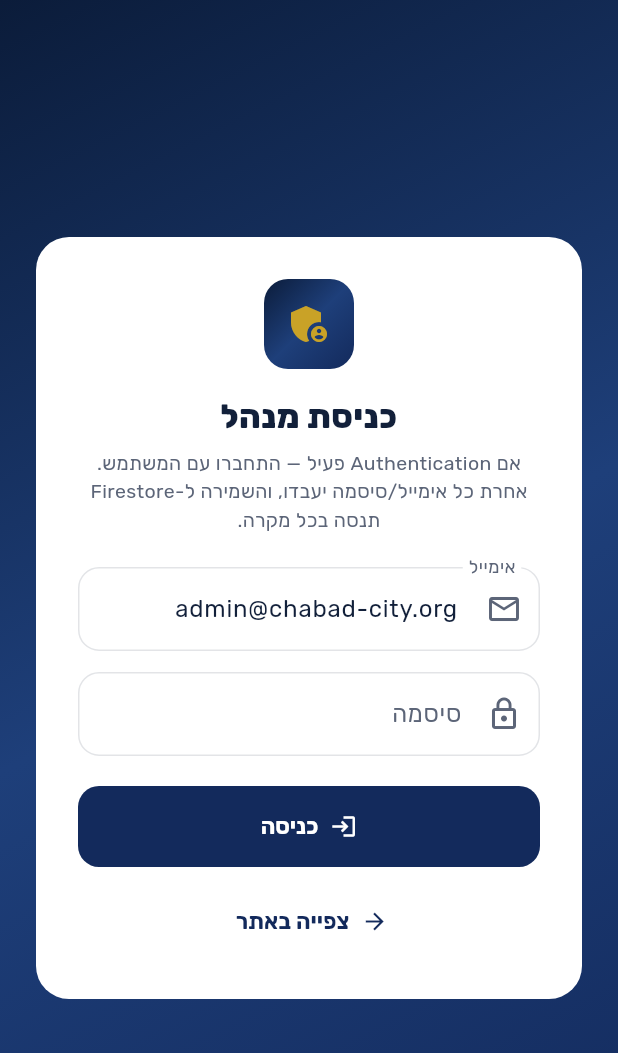
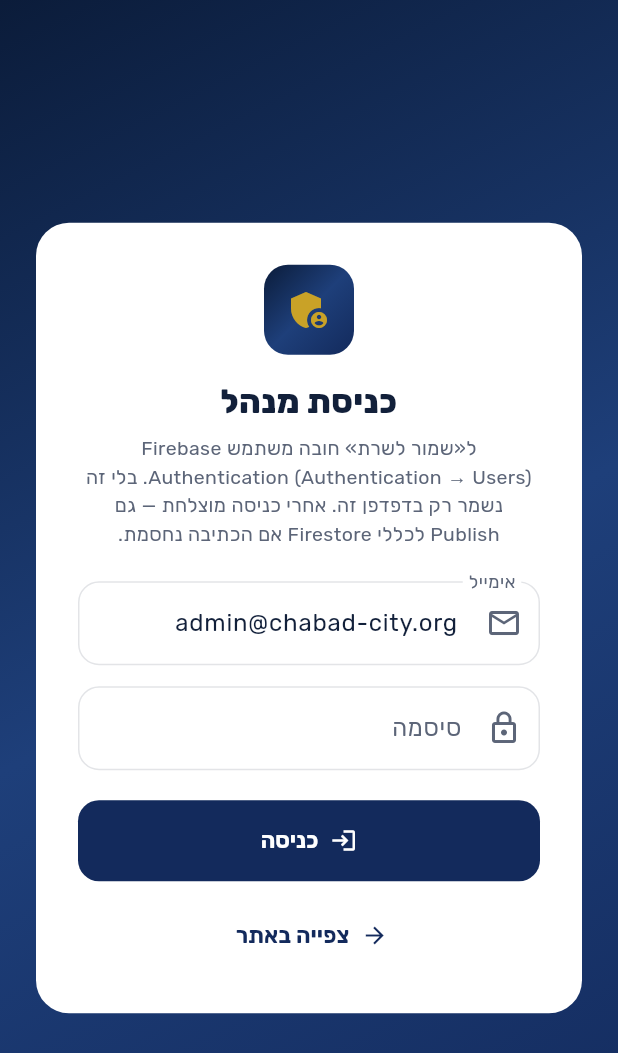
Before and after one commit to shneurGreenberg/chabad-site, a Flutter app: the AdminLogin screen opened directly, on a phone screen of 412 x 824 dp. Shown: the top 1053 px of the screen. Run offline on Flutter 3.47's test engine with Material 3 defaults, Android fonts, the phone set to English and light mode, and no system bars; drawn by our look-alikes of flutter_animate; our stand-ins replace cloud_firestore, firebase_auth, firebase_core, flutter_html, go_router, google_fonts and 2 more; missing offline and left inert: dart:js_interop; accounts and stored records are empty; network calls fail.

Commit message:
Fix boot flash, Torah video freeze, and cloud Auth UX.
Keep the splash until IndexedDB hydrate and cloud pull finish so seed
Kedoshim/old emblem branding is not painted as live content. Default to
the community emblem, tear down YouTube iframes before dialog pop (PopScope
gate) so closing a shiur no longer freezes Flutter web, clarify Firebase
Auth requirements for save-to-server, and cache-bust stale service workers.

```diff
--- a/lib/data/repository.dart
+++ b/lib/data/repository.dart
@@ -113,36 +113,31 @@ class AppRepository extends ChangeNotifier {
     }
 
     _hydrated = true;
-    _cloudPulled = true; // Mark as pulled immediately to show UI
-    _notifyUi(); // Show UI with hydrated seed data
-
-    // Continue loading in background without blocking UI
-    _loadBackgroundData();
-  }
-
-  Future<void> _loadBackgroundData() async {
-    // Await cloud pull (timeout) so a late UTC location cannot overwrite after zmanim.
+    // Keep splash until cloud finishes (or times out). Marking ready early painted
+    // seed defaults (legacy emblem / stale parsha) as if they were live content.
     try {
       await _pullCloud().timeout(const Duration(seconds: 8));
     } catch (e) {
       debugPrint('Cloud pull failed/timed out: $e');
-      _cloudPulled = true;
-    }
+    }
+    _cloudPulled = true;
     _notifyUi();
 
-    // Load Kaddish graves
+    // Kaddish + live zmanim in background — do not block first real paint.
+    unawaited(_loadBackgroundData());
+  }
+
+  Future<void> _loadBackgroundData() async {
     try {
       await _loadKaddishGraves();
     } catch (e) {
       debugPrint('Kaddish graves load failed: $e');
     }
 
-    // After hydrate + cloud, always refresh zmanim/shabbat from network (wins over seed).
     try {
       await refreshTimes();
     } catch (e) {
       debugPrint('Failed to refresh times: $e');
-      // Keep seed data on error
     }
     _notifyUi();
   }
@@ -2427,14 +2422,20 @@ class AppRepository extends ChangeNotifier {
     notifyListeners();
   }
 
+  static const _defaultEmblemAsset = 'assets/images/community-emblem.png';
+  static const _legacyEmblemAsset = 'assets/images/chabad-emblem.png';
+
+  bool _isPackagedEmblem(String? url) =>
+      url == _defaultEmblemAsset || url == _legacyEmblemAsset;
+
   Uint8List? emblemBytes;
-  String? emblemUrl = 'assets/images/chabad-emblem.png';
+  String? emblemUrl = _defaultEmblemAsset;
 
   bool get hasCustomEmblem =>
       (emblemBytes != null && emblemBytes!.isNotEmpty) ||
       (emblemUrl != null &&
           emblemUrl!.isNotEmpty &&
-          emblemUrl != 'assets/images/chabad-emblem.png');
+          !_isPackagedEmblem(emblemUrl));
 
   void setEmblemImage(Uint8List bytes) {
     emblemBytes = compressSiteImage(bytes);
@@ -2460,7 +2461,7 @@ class AppRepository extends ChangeNotifier {
 
   void clearEmblem() {
     emblemBytes = null;
-    emblemUrl = 'assets/images/chabad-emblem.png';
+    emblemUrl = _defaultEmblemAsset;
     unawaited(persistDelete('${_imgPrefix}emblem:logo'));
     notifyListeners();
   }
@@ -2701,7 +2702,7 @@ class AppRepository extends ChangeNotifier {
     }
     final emblem = '${m['emblemUrl'] ?? ''}'.trim();
     if (emblem.isNotEmpty) {
-      final incomingDefault = emblem == 'assets/images/chabad-emblem.png';
+      final incomingDefault = _isPackagedEmblem(emblem);
       if (!incomingDefault || !_hasBytes(emblemBytes)) {
         emblemUrl = emblem;
       }
@@ -3553,7 +3554,7 @@ class AppRepository extends ChangeNotifier {
       if (!hasCustomEmblem &&
           emblemUrlKeep != null &&
           emblemUrlKeep.isNotEmpty &&
-          emblemUrlKeep != 'assets/images/chabad-emblem.png') {
+          !_isPackagedEmblem(emblemUrlKeep)) {
         emblemUrl = emblemUrlKeep;
       }
       _rememberDiskMeta({
--- a/lib/l10n/strings.dart
+++ b/lib/l10n/strings.dart
@@ -213,10 +213,10 @@ const Map<String, Map<String, String>> _strings = {
     'en': 'Candle lighting',
     'ru': 'Зажигание свечей'
   },
-  'zmanim.havdala': {'he': 'צאת השבת', 'en': 'Havdalah / Shabbat ends', 'ru': 'Исход субботы'},
+  'zmanim.havdala': {'he': 'מוצאי שבת', 'en': 'Motzaei Shabbat / Havdalah', 'ru': 'Исход субботы'},
   'zmanim.motzeiChag': {
-    'he': 'צאת החג',
-    'en': 'Holiday ends',
+    'he': 'מוצאי חג',
+    'en': 'Motzaei Chag / Holiday ends',
     'ru': 'Исход праздника',
   },
   'zmanim.nextShabbat': {
@@ -609,9 +609,9 @@ const Map<String, Map<String, String>> _strings = {
     'ru': 'Открыть консоль Firestore'
   },
   'admin.cloud.localOnly': {
-    'he': 'סנכרון ענן: מקומי בלבד (אין התחברות Firebase)',
-    'en': 'Cloud sync: local only (not signed in to Firebase)',
-    'ru': 'Облако: только локально (нет входа в Firebase)'
+    'he': 'ענן: מקומי בלבד — התחברו עם משתמש Firebase Auth ואז «שמור לשרת»',
+    'en': 'Cloud: local only — sign in with a Firebase Auth user, then Save to server',
+    'ru': 'Облако: только локально — войдите через Firebase Auth, затем «Сохранить на сервер»'
   },
   'admin.cloud.connected': {
     'he': 'סנכרון ענן: מחובר',
@@ -647,14 +647,14 @@ const Map<String, Map<String, String>> _strings = {
     'ru': 'Вход администратора'
   },
   'admin.login.hint': {
-    'he': 'כל אימייל וסיסמה יפתחו את המנהל. השמירה עולה ל-Firestore (בלי Storage).',
-    'en': 'Any email and password open admin. Saves go to Firestore (no Storage).',
-    'ru': 'Любые почта и пароль откроют админку. Сохранение идёт в Firestore (без Storage).'
+    'he': 'עריכה מקומית בדפדפן. לשמירה לשרת נדרש Firebase Auth.',
+    'en': 'Local browser editing. Save-to-server needs Firebase Auth.',
+    'ru': 'Локальное редактирование в браузере. Для сервера нужен Firebase Auth.'
   },
   'admin.login.firebaseHint': {
-    'he': 'אם Authentication פעיל — התחברו עם המשתמש. אחרת כל אימייל/סיסמה יעבדו, והשמירה ל-Firestore תנסה בכל מקרה.',
-    'en': 'If Authentication is on, sign in with that user. Otherwise any email/password works, and Firestore writes are still attempted.',
-    'ru': 'Если Authentication включён — войдите этим пользователем. Иначе подойдут любые данные, запись в Firestore всё равно пробуется.'
+    'he': 'ל«שמור לשרת» חובה משתמש Firebase Authentication (Authentication → Users). בלי זה נשמר רק בדפדפן זה. אחרי כניסה מוצלחת — גם Publish לכללי Firestore אם הכתיבה נחסמת.',
+    'en': 'Save-to-server requires a Firebase Authentication user (Authentication → Users). Without it, edits stay in this browser only. After a successful sign-in, Publish Firestore rules if writes are still blocked.',
+    'ru': '«Сохранить на сервер» требует пользователя Firebase Authentication (Authentication → Users). Иначе правки только в этом браузере. После входа — Publish правил Firestore, если запись блокируется.'
   },
   'admin.login.button': {'he': 'כניסה', 'en': 'Log in', 'ru': 'Войти'},
   'admin.login.error': {
--- a/lib/state/auth.dart
+++ b/lib/state/auth.dart
@@ -87,6 +87,8 @@ class AuthController extends ChangeNotifier {
         notifyListeners();
         return null;
       }
+      // Firebase reachable but Auth failed for a non-credential reason
+      // (network / provider off). Unlock local editor; cloud push stays blocked.
     }
     // Local-only fallback: unlock admin UI without Firebase Auth.
     // Do not set adminSession — cloud writes require signedIn.
@@ -95,7 +97,7 @@ class AuthController extends ChangeNotifier {
     _loggedIn = true;
     _email = trimmed;
     notifyListeners();
-    return null;
+    return 'local-only';
   }
 
   void logout() {
--- a/lib/widgets/brand.dart
+++ b/lib/widgets/brand.dart
@@ -21,7 +21,7 @@ class ChabadEmblem extends StatelessWidget {
       bytes = repo.emblemBytes;
       url = repo.emblemUrl;
     } catch (_) {
-      url = 'assets/images/chabad-emblem.png';
+      url = 'assets/images/community-emblem.png';
     }
 
     Widget mark;
--- a/lib/widgets/youtube_embed.dart
+++ b/lib/widgets/youtube_embed.dart
@@ -1,14 +1,26 @@
-import 'package:flutter/material.dart';
-
 import 'youtube_embed_stub.dart'
     if (dart.library.js_interop) 'youtube_embed_web.dart' as impl;
 
+export 'youtube_embed_stub.dart'
+    if (dart.library.js_interop) 'youtube_embed_web.dart'
+    show YoutubeIFrame, YoutubeIFrameState;
+
+import 'package:flutter/material.dart';
+
 class YoutubeEmbed extends StatelessWidget {
-  const YoutubeEmbed({super.key, required this.videoId});
+  const YoutubeEmbed({
+    super.key,
+    this.playerKey,
+    required this.videoId,
+  });
+
+  /// Key for [YoutubeIFrameState.teardown] — must not use [key] (that stays on this wrapper).
+  final GlobalKey<YoutubeIFrameState>? playerKey;
   final String videoId;
 
   @override
-  Widget build(BuildContext context) => impl.YoutubeIFrame(videoId: videoId);
+  Widget build(BuildContext context) =>
+      impl.YoutubeIFrame(key: playerKey, videoId: videoId);
 }
 
 void openYoutubeWatch(String videoId) => impl.openYoutubeWatch(videoId);
```
Also changed, not shown: lib/pages/admin/admin.dart (+11 -0 lines), lib/pages/client/home_page.dart (+16 -10 lines), lib/pages/client/library_page.dart (+28 -4 lines), lib/widgets/youtube_embed_stub.dart (+15 -5 lines), lib/widgets/youtube_embed_web.dart (+40 -14 lines), 1 other file.
